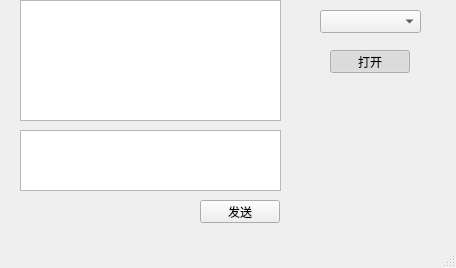
Qt form mainwindow.ui (xiugou798/QT6-Serial-Demo) before a commit.
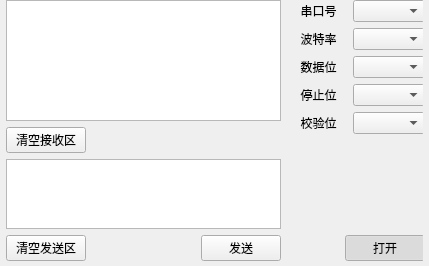
The same form after that commit.

Diff of the .ui file:
```diff
--- a/mainwindow.ui
+++ b/mainwindow.ui
@@ -6,88 +6,287 @@
    <rect>
     <x>0</x>
     <y>0</y>
-    <width>456</width>
-    <height>268</height>
+    <width>429</width>
+    <height>266</height>
    </rect>
   </property>
   <property name="windowTitle">
    <string>串口助手</string>
   </property>
   <widget class="QWidget" name="centralwidget">
-   <widget class="QPushButton" name="pushButton">
-    <property name="geometry">
-     <rect>
-      <x>200</x>
-      <y>200</y>
-      <width>80</width>
-      <height>23</height>
-     </rect>
+   <layout class="QHBoxLayout" name="horizontalLayout_5" stretch="2,1">
+    <property name="spacing">
+     <number>0</number>
     </property>
-    <property name="text">
-     <string>发送</string>
+    <property name="leftMargin">
+     <number>6</number>
     </property>
-   </widget>
-   <widget class="QTextEdit" name="textEdit">
-    <property name="geometry">
-     <rect>
-      <x>20</x>
-      <y>130</y>
-      <width>261</width>
-      <height>61</height>
-     </rect>
+    <property name="topMargin">
+     <number>0</number>
     </property>
-   </widget>
-   <widget class="QTextEdit" name="textEdit_2">
-    <property name="geometry">
-     <rect>
-      <x>20</x>
-      <y>0</y>
-      <width>261</width>
-      <height>121</height>
-     </rect>
+    <property name="rightMargin">
+     <number>6</number>
     </property>
-   </widget>
-   <widget class="QComboBox" name="comboBox">
-    <property name="geometry">
-     <rect>
-      <x>320</x>
-      <y>10</y>
-      <width>101</width>
-      <height>23</height>
-     </rect>
+    <property name="bottomMargin">
+     <number>0</number>
     </property>
-   </widget>
-   <widget class="QPushButton" name="pushButton_2">
-    <property name="geometry">
-     <rect>
-      <x>330</x>
-      <y>50</y>
-      <width>80</width>
-      <height>23</height>
-     </rect>
-    </property>
-    <property name="text">
-     <string>打开</string>
-    </property>
-    <property name="checkable">
-     <bool>true</bool>
-    </property>
-    <property name="checked">
-     <bool>true</bool>
-    </property>
-   </widget>
+    <item>
+     <widget class="QWidget" name="widget" native="true">
+      <widget class="QWidget" name="layoutWidget">
+       <property name="geometry">
+        <rect>
+         <x>0</x>
+         <y>0</y>
+         <width>281</width>
+         <height>261</height>
+        </rect>
+       </property>
+       <layout class="QVBoxLayout" name="verticalLayout_5" stretch="8,1,2,1">
+        <property name="rightMargin">
+         <number>6</number>
+        </property>
+        <item>
+         <widget class="QTextEdit" name="textEdit"/>
+        </item>
+        <item>
+         <layout class="QHBoxLayout" name="horizontalLayout_6">
+          <item>
+           <widget class="QPushButton" name="pushButton_4">
+            <property name="text">
+             <string>清空接收区</string>
+            </property>
+           </widget>
+          </item>
+          <item>
+           <spacer name="horizontalSpacer_4">
+            <property name="orientation">
+             <enum>Qt::Horizontal</enum>
+            </property>
+            <property name="sizeHint" stdset="0">
+             <size>
+              <width>40</width>
+              <height>20</height>
+             </size>
+            </property>
+           </spacer>
+          </item>
+         </layout>
+        </item>
+        <item>
+         <widget class="QTextEdit" name="textEdit_2"/>
+        </item>
+        <item>
+         <layout class="QHBoxLayout" name="horizontalLayout_7">
+          <item>
+           <widget class="QPushButton" name="pushButton_3">
+            <property name="text">
+             <string>清空发送区</string>
+            </property>
+           </widget>
+          </item>
+          <item>
+           <spacer name="horizontalSpacer_5">
+            <property name="orientation">
+             <enum>Qt::Horizontal</enum>
+            </property>
+            <property name="sizeHint" stdset="0">
+             <size>
+              <width>40</width>
+              <height>20</height>
+             </size>
+            </property>
+           </spacer>
+          </item>
+          <item>
+           <widget class="QPushButton" name="pushButton">
+            <property name="text">
+             <string>发送</string>
+            </property>
+           </widget>
+          </item>
+         </layout>
+        </item>
+       </layout>
+      </widget>
+     </widget>
+    </item>
+    <item>
+     <widget class="QWidget" name="widget_2" native="true">
+      <property name="minimumSize">
+       <size>
+        <width>0</width>
+        <height>0</height>
+       </size>
+      </property>
+      <widget class="QWidget" name="layoutWidget_2">
+       <property name="geometry">
+        <rect>
+         <x>0</x>
+         <y>0</y>
+         <width>141</width>
+         <height>261</height>
+        </rect>
+       </property>
+       <layout class="QVBoxLayout" name="verticalLayout_6">
+        <property name="leftMargin">
+         <number>6</number>
+        </property>
+        <item>
+         <layout class="QHBoxLayout" name="horizontalLayout_8">
+          <item>
+           <layout class="QVBoxLayout" name="verticalLayout_7">
+            <item>
+             <widget class="QLabel" name="label">
+              <property name="text">
+               <string>串口号</string>
+              </property>
+              <property name="textFormat">
+               <enum>Qt::AutoText</enum>
+              </property>
+              <property name="scaledContents">
+               <bool>false</bool>
+              </property>
+              <property name="alignment">
+               <set>Qt::AlignCenter</set>
+              </property>
+             </widget>
+            </item>
+            <item>
+             <widget class="QLabel" name="label_2">
+              <property name="text">
+               <string>波特率</string>
+              </property>
+              <property name="textFormat">
+               <enum>Qt::AutoText</enum>
+              </property>
+              <property name="scaledContents">
+               <bool>false</bool>
+              </property>
+              <property name="alignment">
+               <set>Qt::AlignCenter</set>
+              </property>
+             </widget>
+            </item>
+            <item>
+             <widget class="QLabel" name="label_3">
+              <property name="text">
+               <string>数据位</string>
+              </property>
+              <property name="textFormat">
+               <enum>Qt::AutoText</enum>
+              </property>
+              <property name="scaledContents">
+               <bool>false</bool>
+              </property>
+              <property name="alignment">
+               <set>Qt::AlignCenter</set>
+              </property>
+             </widget>
+            </item>
+            <item>
+             <widget class="QLabel" name="label_4">
+              <property name="text">
+               <string>停止位</string>
+              </property>
+              <property name="textFormat">
+               <enum>Qt::AutoText</enum>
+              </property>
+              <property name="scaledContents">
+               <bool>false</bool>
+              </property>
+              <property name="alignment">
+               <set>Qt::AlignCenter</set>
+              </property>
+             </widget>
+            </item>
+            <item>
+             <widget class="QLabel" name="label_5">
+              <property name="text">
+               <string>校验位</string>
+              </property>
+              <property name="textFormat">
+               <enum>Qt::AutoText</enum>
+              </property>
+              <property name="scaledContents">
+               <bool>false</bool>
+              </property>
+              <property name="alignment">
+               <set>Qt::AlignCenter</set>
+              </property>
+             </widget>
+            </item>
+           </layout>
+          </item>
+          <item>
+           <layout class="QVBoxLayout" name="verticalLayout_8">
+            <item>
+             <widget class="QComboBox" name="comboBox"/>
+            </item>
+            <item>
+             <widget class="QComboBox" name="comboBox_2"/>
+            </item>
+            <item>
+             <widget class="QComboBox" name="comboBox_3"/>
+            </item>
+            <item>
+             <widget class="QComboBox" name="comboBox_4"/>
+            </item>
+            <item>
+             <widget class="QComboBox" name="comboBox_5"/>
+            </item>
+           </layout>
+          </item>
+         </layout>
+        </item>
+        <item>
+         <spacer name="verticalSpacer_8">
+          <property name="orientation">
+           <enum>Qt::Vertical</enum>
+          </property>
+          <property name="sizeHint" stdset="0">
+           <size>
+            <width>20</width>
+            <height>40</height>
+           </size>
+          </property>
+         </spacer>
+        </item>
+        <item>
+         <layout class="QHBoxLayout" name="horizontalLayout_9">
+          <item>
+           <spacer name="horizontalSpacer_6">
+            <property name="orientation">
+             <enum>Qt::Horizontal</enum>
+            </property>
+            <property name="sizeHint" stdset="0">
+             <size>
+              <width>40</width>
+              <height>20</height>
+             </size>
+            </property>
+           </spacer>
+          </item>
+          <item>
+           <widget class="QPushButton" name="pushButton_2">
+            <property name="text">
+             <string>打开</string>
+            </property>
+            <property name="checkable">
+             <bool>true</bool>
+            </property>
+            <property name="checked">
+             <bool>true</bool>
+            </property>
+           </widget>
+          </item>
+         </layout>
+        </item>
+       </layout>
+      </widget>
+     </widget>
+    </item>
+   </layout>
   </widget>
-  <widget class="QMenuBar" name="menubar">
-   <property name="geometry">
-    <rect>
-     <x>0</x>
-     <y>0</y>
-     <width>456</width>
-     <height>20</height>
-    </rect>
-   </property>
-  </widget>
-  <widget class="QStatusBar" name="statusbar"/>
  </widget>
  <tabstops>
   <tabstop>pushButton</tabstop>
```
Left out of the diff: 5 changed lines with no effect on the pictures.
